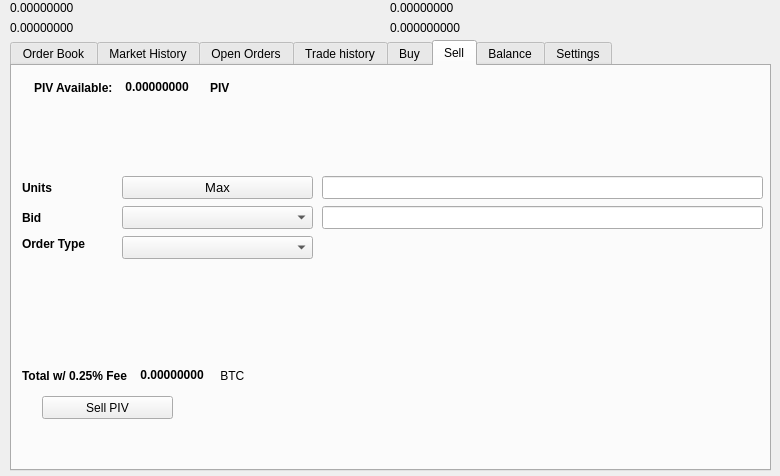
Above: src/qt/forms/tradingdialog.ui from VitaeTeam/Vitae before the change. Below: the same form after it.
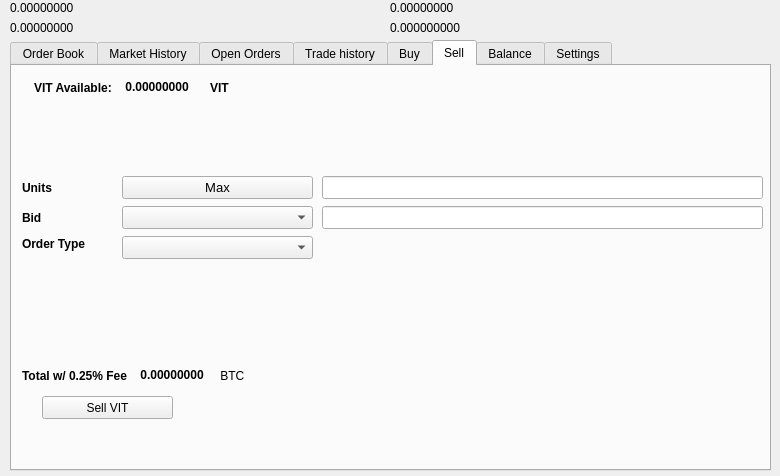
That is the form after the change. The open tabs and pages were chosen to show the change. Icons and pictures are not drawn.

The edit to the form file:
```diff
--- a/src/qt/forms/tradingdialog.ui
+++ b/src/qt/forms/tradingdialog.ui
@@ -1751,7 +1751,7 @@
       </rect>
      </property>
      <property name="text">
-      <string>Sell PIV</string>
+      <string>Sell VIT</string>
      </property>
      <property name="icon">
       <iconset resource="../vitae">
@@ -1777,7 +1777,7 @@
          </font>
         </property>
         <property name="text">
-         <string>PIV Available:</string>
+         <string>VIT Available:</string>
         </property>
        </widget>
       </item>
@@ -2221,7 +2221,7 @@
          </font>
         </property>
         <property name="text">
-         <string>PIV</string>
+         <string>VIT</string>
         </property>
        </widget>
       </item>
```
Left out of the diff: 34 changed lines with no effect on the pictures.
